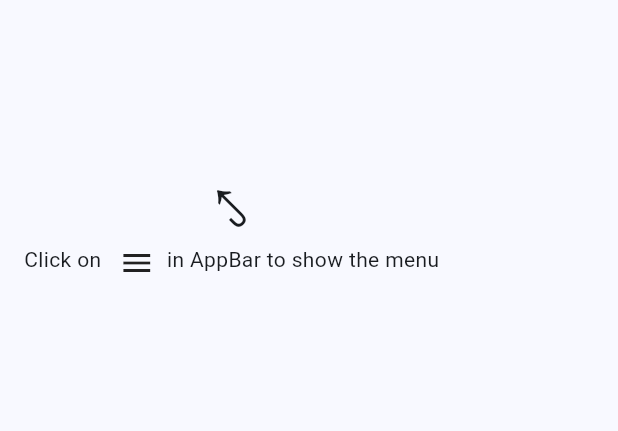
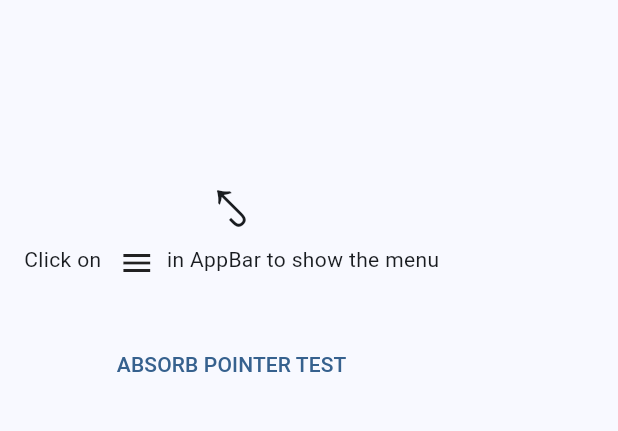
Before and after one commit to flyingV805/Flutter-FancySideMenu, a Flutter app: the screen it shows after launch, on a phone screen of 412 x 824 dp, the part 63-494 px from its top. Run offline on Flutter 3.47's test engine with Material 3 defaults, Android fonts, the phone set to English and light mode, and no system bars.

Commit message:
Added support for drag gesture and pointer absorption

```diff
--- a/example/lib/main.dart
+++ b/example/lib/main.dart
@@ -49,13 +49,14 @@ class MyApp extends StatelessWidget {
             title: const Text('EXAMPLE'),
             centerTitle: true,
           ),
-          body: const Padding(
-            padding: EdgeInsets.all(16.0),
+          body: Padding(
+            padding: const EdgeInsets.all(16.0),
             child: Column(
+              mainAxisAlignment: MainAxisAlignment.start,
               children: [
-                SizedBox(height: 64),
-                Text("⤣", style: TextStyle(fontSize: 48)),
-                Wrap(
+                const SizedBox(height: 64),
+                const Text("⤣", style: TextStyle(fontSize: 48)),
+                const Wrap(
                   children: [
                     Text('Click on '),
                     SizedBox(width: 8),
@@ -63,6 +64,11 @@ class MyApp extends StatelessWidget {
                     SizedBox(width: 8),
                     Text('in AppBar to show the menu'),
                   ],
+                ),
+                const SizedBox(height: 32),
+                TextButton(
+                  onPressed: (){ debugPrint('POINTER NOT ABSORBED'); },
+                  child: const Text('ABSORB POINTER TEST')
                 )
               ],
             ),
@@ -77,11 +83,11 @@ class MyApp extends StatelessWidget {
               accountName: Text('Vlad Petrov', style: Theme.of(context).textTheme.titleMedium),
               accountEmail: Text('petrov.vladislav1992@gmail.com', style: Theme.of(context).textTheme.bodyMedium)
             ),
-
+            TextButton(onPressed: (){ debugPrint('Menu item tap'); }, child: Text('TEST')),
             ListTile(
               leading: Icon(Icons.access_time_filled),
               title: Text('Some Time', style: Theme.of(context).textTheme.titleMedium,),
-              onTap: (){},
+              onTap: (){ debugPrint('Menu item tap');},
             ),
 
             ListTile(
```
Also changed, not shown: lib/src/screen_wrapper.dart (+40 -8 lines), example/pubspec.lock.
